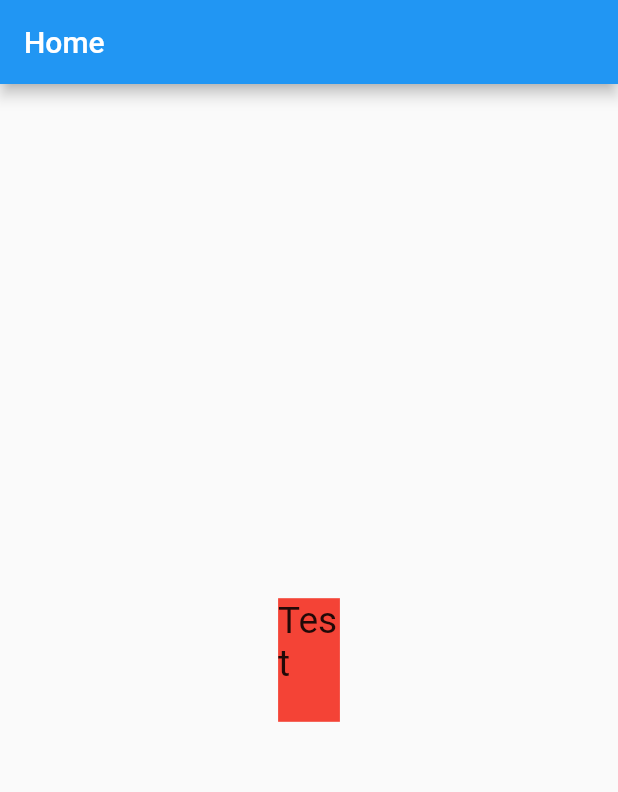
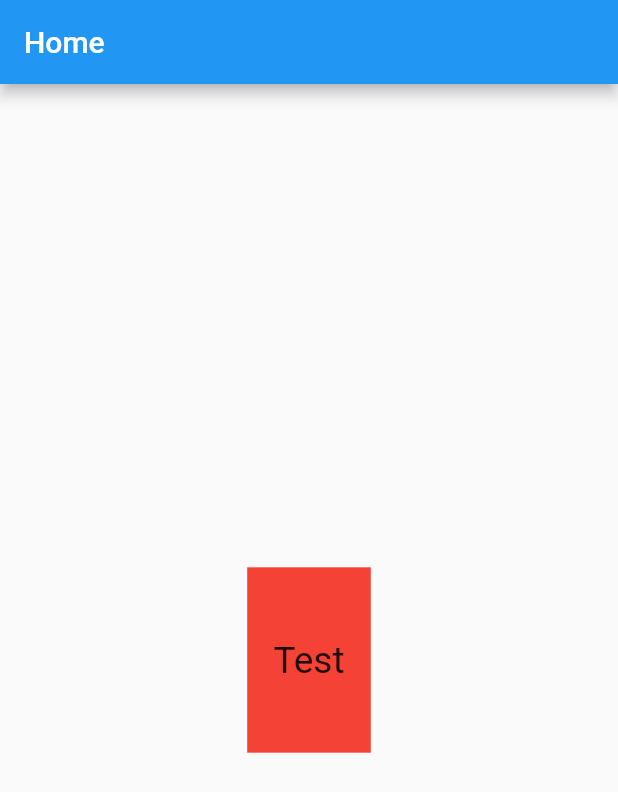
Before and after one commit to gbolahan146/project_asthManagement, a Flutter app: the screen it shows after launch, on a phone screen of 412 x 824 dp. Shown: the top 792 px of the screen. Run offline on Flutter 3.47's test engine with Material 2 defaults, Android fonts, the phone set to English and light mode, and no system bars; our stand-ins replace device_preview, responsive_builder.

Commit message:
app structure done

```diff
--- a/lib/core/providers/providers.dart
+++ b/lib/core/providers/providers.dart
@@ -1,4 +1,6 @@
 
+import 'package:asthma_management/views/home/homeViewModel.dart';
+import 'package:provider/provider.dart';
 import 'package:provider/single_child_widget.dart';
 
 
@@ -8,5 +10,6 @@ class AmProviders {
   static final providers = <SingleChildWidget>[
     //format for registering providers:
     //ChangeNotifierProvider(create: (_) => SplashScreen()),
+    ChangeNotifierProvider(create: (_) => HomeViewModel()),
   ];
 }
--- a/lib/views/home/homeMobile.dart
+++ b/lib/views/home/homeMobile.dart
@@ -9,13 +9,15 @@ class HomeViewMobile extends StatelessWidget {
       ),
       body: Center(
         child: Container(
-          width: McGyver.rsDoubleW(context, 10),
-          height: McGyver.rsDoubleH(context, 10),
+          width: McGyver.rsDoubleW(context, 20),
+          height: McGyver.rsDoubleH(context, 15),
           color: Colors.red,
-          child: Text(
-            'Test',
-            style: TextStyle(
-              fontSize: McGyver.textSize(context, 3),
+          child: Center(
+            child: Text(
+              'Test',
+              style: TextStyle(
+                fontSize: McGyver.textSize(context, 3),
+              ),
             ),
           ),
         ),
--- /dev/null
+++ b/lib/views/home/homeViewModel.dart
@@ -0,0 +1,8 @@
+
+
+import 'package:flutter/cupertino.dart';
+
+class HomeViewModel with ChangeNotifier {
+  HomeViewModel();
+
+}
```
Also changed, not shown: lib/views/home/homeDesktop.dart (+8 -6 lines), lib/views/home/homeTablet.dart (+8 -6 lines).
